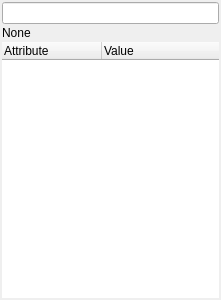
First picture: the form in composer-plugins/properties-view/ui/PropertyEditorWidget.ui, repository TeleMidia/nclcomposer, before the edit.
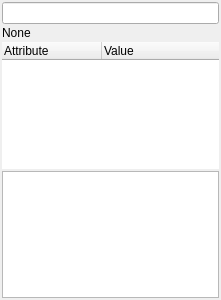
Second picture: the form after the edit. Custom widgets are drawn as their Qt base class.

Commit message:
[plugins] maint: First step in the integration of a QTreeView in PropertyView.
* include/PropertyEditor.h: Likewise.
* src/PropertyEditor.cpp: Likewise.
* ui/PropertyEditorWidget.ui: Likewise.

The edit to the form file:
```diff
--- a/composer-plugins/properties-view/ui/PropertyEditorWidget.ui
+++ b/composer-plugins/properties-view/ui/PropertyEditorWidget.ui
@@ -170,6 +170,13 @@
      </column>
     </widget>
    </item>
+   <item>
+    <widget class="QTreeView" name="treeView">
+     <property name="alternatingRowColors">
+      <bool>true</bool>
+     </property>
+    </widget>
+   </item>
   </layout>
  </widget>
  <customwidgets>
```
The commit also changes 2 other files.
